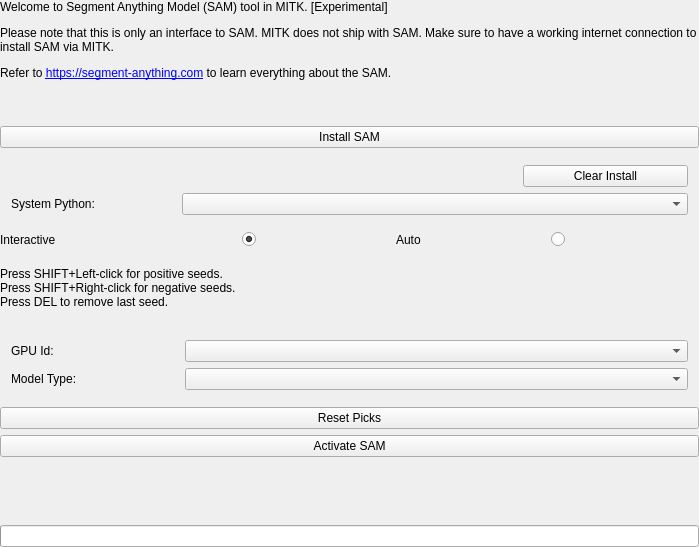
Before: the Qt Designer form Modules/SegmentationUI/Qmitk/QmitkSegmentAnythingGUIControls.ui in MITK/MITK, drawn with Qt 5.
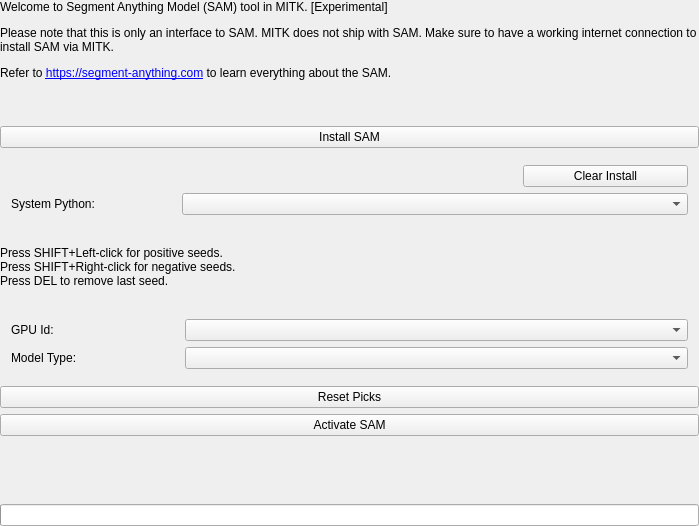
After: the same form once the commit is applied. Custom widgets are drawn as their Qt base class.

Commit message: Remove Interactive vs Auto radiobutton selection

```diff
--- a/Modules/SegmentationUI/Qmitk/QmitkSegmentAnythingGUIControls.ui
+++ b/Modules/SegmentationUI/Qmitk/QmitkSegmentAnythingGUIControls.ui
@@ -167,47 +167,6 @@
      </item>
 
      <item row="4" column="0">
-      <widget class="QLabel" name="interactiveLabel">
-       <property name="sizePolicy">
-        <sizepolicy hsizetype="Preferred" vsizetype="Preferred">
-         <horstretch>0</horstretch>
-         <verstretch>0</verstretch>
-        </sizepolicy>
-       </property>
-       <property name="text">
-        <string>Interactive</string>
-       </property>
-      </widget>
-     </item>
-     <item row="4" column="1">
-      <widget class="QRadioButton" name="interactiveRButton">
-       <property name="checked">
-        <bool>true</bool>
-       </property>
-      </widget>
-     </item>
-     <item row="4" column="2">
-      <widget class="QLabel" name="autoLabel">
-       <property name="sizePolicy">
-        <sizepolicy hsizetype="Preferred" vsizetype="Preferred">
-         <horstretch>0</horstretch>
-         <verstretch>0</verstretch>
-        </sizepolicy>
-       </property>
-       <property name="text">
-        <string>Auto</string>
-       </property>
-      </widget>
-     </item>
-     <item row="4" column="3">
-      <widget class="QRadioButton" name="autoRButton">
-       <property name="checked">
-        <bool>false</bool>
-       </property>
-      </widget>
-     </item>
-
-     <item row="5" column="0">
       <widget class="QLabel" name="instructLabel">
        <property name="sizePolicy">
         <sizepolicy hsizetype="Preferred" vsizetype="Preferred">
```
Lines whose indentation alone changed are shown as unchanged. The commit also changes 1 other file.
